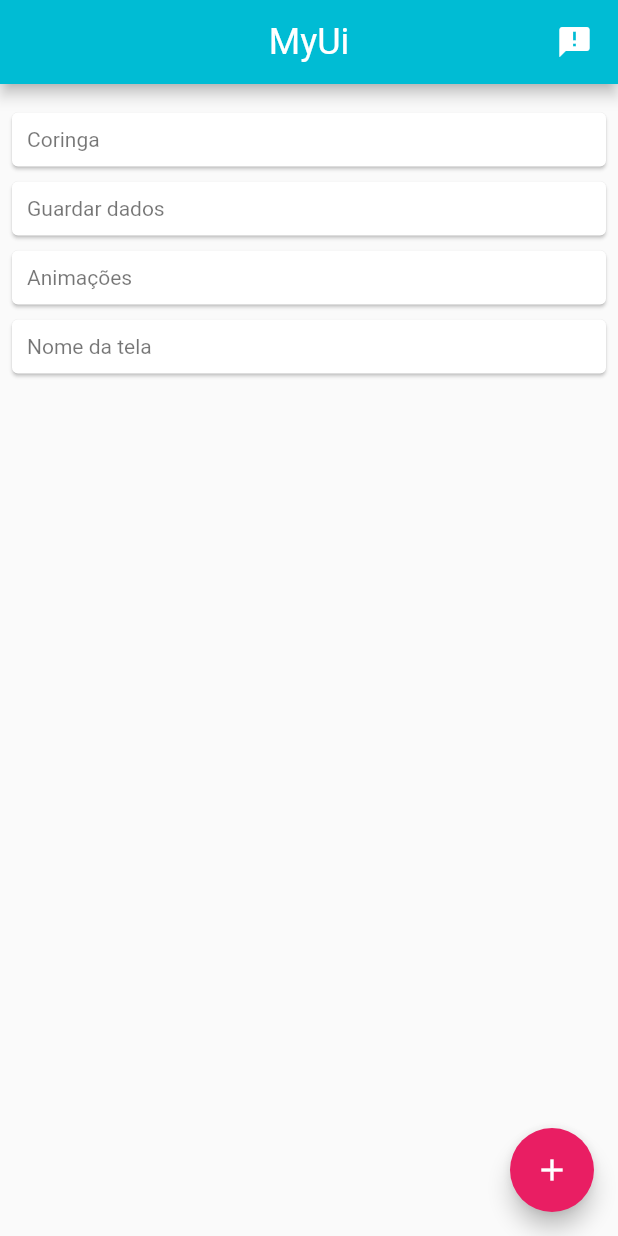
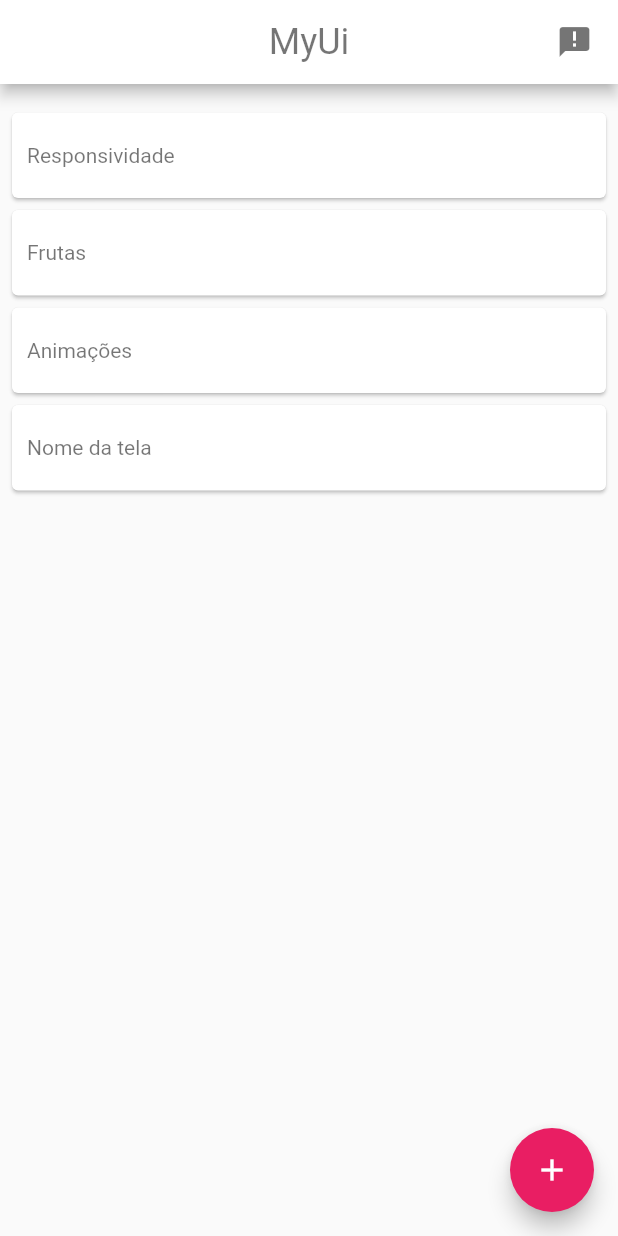
Before and after one commit to mateusisrael/myui, a Flutter app: the screen it shows after launch, on a phone screen of 412 x 824 dp. Run offline on Flutter 3.47's test engine with Material 2 defaults, Android fonts, the phone set to English and light mode, and no system bars.

Commit message:
Tela -Frutas-

```diff
--- a/lib/main.dart
+++ b/lib/main.dart
@@ -3,8 +3,9 @@ import 'package:flutter/foundation.dart'
     show debugDefaultTargetPlatformOverride;
 import 'package:myui/src/screens/theme.dart';
 import './src/screens/home.dart';
-import './src/screens/coringa.dart';
+import './src/screens/responsivo.dart';
 import './src/screens/sobre.dart';
+import 'package:myui/src/screens/frutas/frutas.dart';
 
 
 
@@ -27,7 +28,8 @@ class MyApp extends StatelessWidget{
       initialRoute: '/',
       routes: {
         '/': (context) => Home(),
-        '/coringa': (context) => Coringa(),
+        '/responsividade': (context) => Responsivo(),
+        '/frutas': (context) => Frutas(),
         '/sobre': (context) => Sobre()
       }
     );
--- a/lib/src/screens/coringa.dart
+++ /dev/null
@@ -1,20 +0,0 @@
-import 'package:flutter/material.dart';
-
-
-class Coringa extends StatelessWidget{
-
-  @override
-  Widget build(BuildContext context) {
-    return Scaffold(
-      appBar: AppBar(
-        iconTheme: Theme.of(context).appBarTheme.iconTheme,
-        title: Text('Coringa', style: Theme.of(context).textTheme.headline,),
-        centerTitle: true,
-      ),
-
-      floatingActionButton: FloatingActionButton(
-        child: Icon(Icons.add)
-      ),
-    );
-  }
-}
--- a/lib/src/screens/home.dart
+++ b/lib/src/screens/home.dart
@@ -35,8 +35,8 @@ class Home extends StatelessWidget{
         padding: EdgeInsets.only(top: 15.0),
         child: ListView(
           children: <Widget>[
-            Tela(nome: 'Coringa', rota: '/coringa',),
-            Tela(nome: 'Guardar dados'),
+            Tela(nome: 'Responsividade', rota: '/responsividade',),
+            Tela(nome: 'Frutas', rota: '/frutas'),
             Tela(nome: 'Animações',),
             Tela(),
 
@@ -62,7 +62,8 @@ class Tela extends StatelessWidget{
   @override
   Widget build(BuildContext context) {
     return Container(
-      padding: EdgeInsets.only(left: 4, right: 4, bottom: 2),
+      height: 65,
+      padding: EdgeInsets.only(left: 4, right: 4),
       child: GestureDetector(
         onTap: () {
           Navigator.pushNamed(context, rota);
--- a/lib/src/screens/theme.dart
+++ b/lib/src/screens/theme.dart
@@ -4,18 +4,18 @@ import 'package:flutter/material.dart';
 ThemeData myappTheme() {
   return ThemeData(
     brightness: Brightness.light,
-    primaryColor: Colors.cyan,
+    primaryColor: Colors.white,
     accentColor: Colors.pink,
 
     textTheme: TextTheme(
-      headline: TextStyle(color: Colors.white),
+      headline: TextStyle(color: Colors.black54),
       body1: TextStyle(color: Colors.black12),
 
     ),
 
     appBarTheme: AppBarTheme(
       actionsIconTheme: IconThemeData(
-        color: Colors.white,
+        color: Colors.black54,
       ),
 
     )
--- a/pubspec.yaml
+++ b/pubspec.yaml
@@ -41,7 +41,10 @@ flutter:
   uses-material-design: true
 
   # To add assets to your application, add an assets section, like this:
-  # assets:
+  assets:
+    - assets/abacaxi.jpg
+    - assets/morango.jpg
+
   #  - images/a_dot_burr.jpeg
   #  - images/a_dot_ham.jpeg
 
```
Also changed, not shown: lib/src/screens/frutas/frutas.dart (added, +85 -0 lines), lib/src/screens/responsivo.dart (added, +34 -0 lines), assets/abacaxi.jpg (added), assets/morango.jpg (added).
